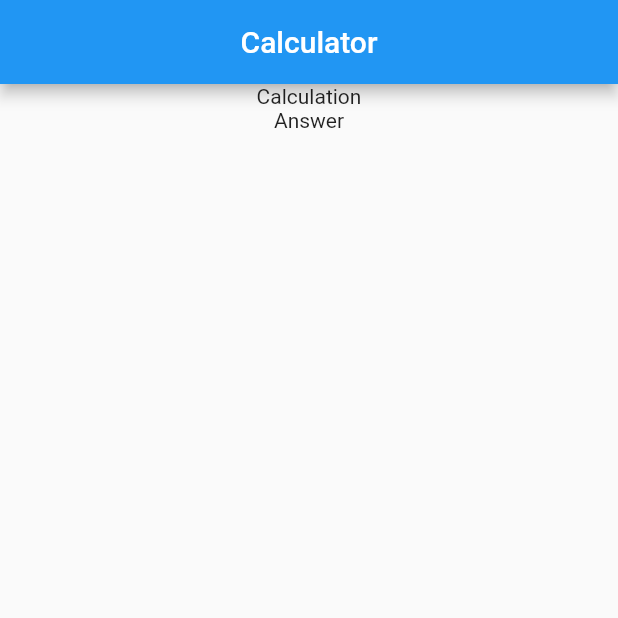
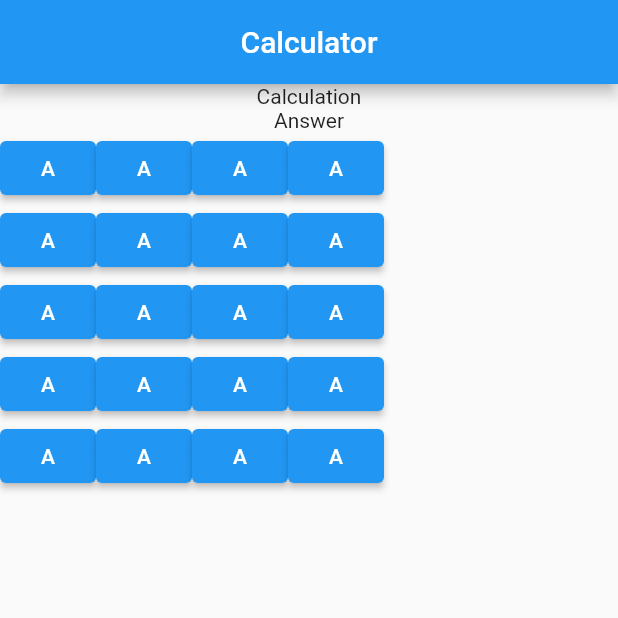
Before and after one commit to SHREYANSH-AGRAWAL0/calculator-flutter, a Flutter app: the screen it shows after launch, on a phone screen of 412 x 824 dp, the top half of it. Run offline on Flutter 3.47's test engine with Material 2 defaults, Android fonts, the phone set to English and light mode, and no system bars.

Commit message:
Created Buttons

```diff
--- a/lib/main.dart
+++ b/lib/main.dart
@@ -28,9 +28,55 @@ class Calculator extends StatelessWidget {
         body: Column(children: [
           const Text('Calculation'),
           const Text('Answer'),
-          Container(
+          Center(
+            child: Container(
+              child: Column(
+                children: [
+                  Row(
+                    children: [
+                      ElevatedButton(onPressed: () {}, child: Text("A")),
+                      ElevatedButton(onPressed: () {}, child: Text("A")),
+                      ElevatedButton(onPressed: () {}, child: Text("A")),
+                      ElevatedButton(onPressed: () {}, child: Text("A"))
+                    ],
+                  ),
+                  Row(
+                    children: [
+                      ElevatedButton(onPressed: () {}, child: Text("A")),
+                      ElevatedButton(onPressed: () {}, child: Text("A")),
+                      ElevatedButton(onPressed: () {}, child: Text("A")),
+                      ElevatedButton(onPressed: () {}, child: Text("A"))
+                    ],
+                  ),
+                  Row(
+                    children: [
+                      ElevatedButton(onPressed: () {}, child: Text("A")),
+                      ElevatedButton(onPressed: () {}, child: Text("A")),
+                      ElevatedButton(onPressed: () {}, child: Text("A")),
+                      ElevatedButton(onPressed: () {}, child: Text("A"))
+                    ],
+                  ),
+                  Row(
+                    children: [
+                      ElevatedButton(onPressed: () {}, child: Text("A")),
+                      ElevatedButton(onPressed: () {}, child: Text("A")),
+                      ElevatedButton(onPressed: () {}, child: Text("A")),
+                      ElevatedButton(onPressed: () {}, child: Text("A"))
+                    ],
+                  ),
+                  Row(
+                    children: [
+                      ElevatedButton(onPressed: () {}, child: Text("A")),
+                      ElevatedButton(onPressed: () {}, child: Text("A")),
+                      ElevatedButton(onPressed: () {}, child: Text("A")),
+                      ElevatedButton(onPressed: () {}, child: Text("A"))
+                    ],
+                  ),
+                ],
+              ),
               // for the numpad area
-              )
+            ),
+          )
         ]),
       ),
     );
```
